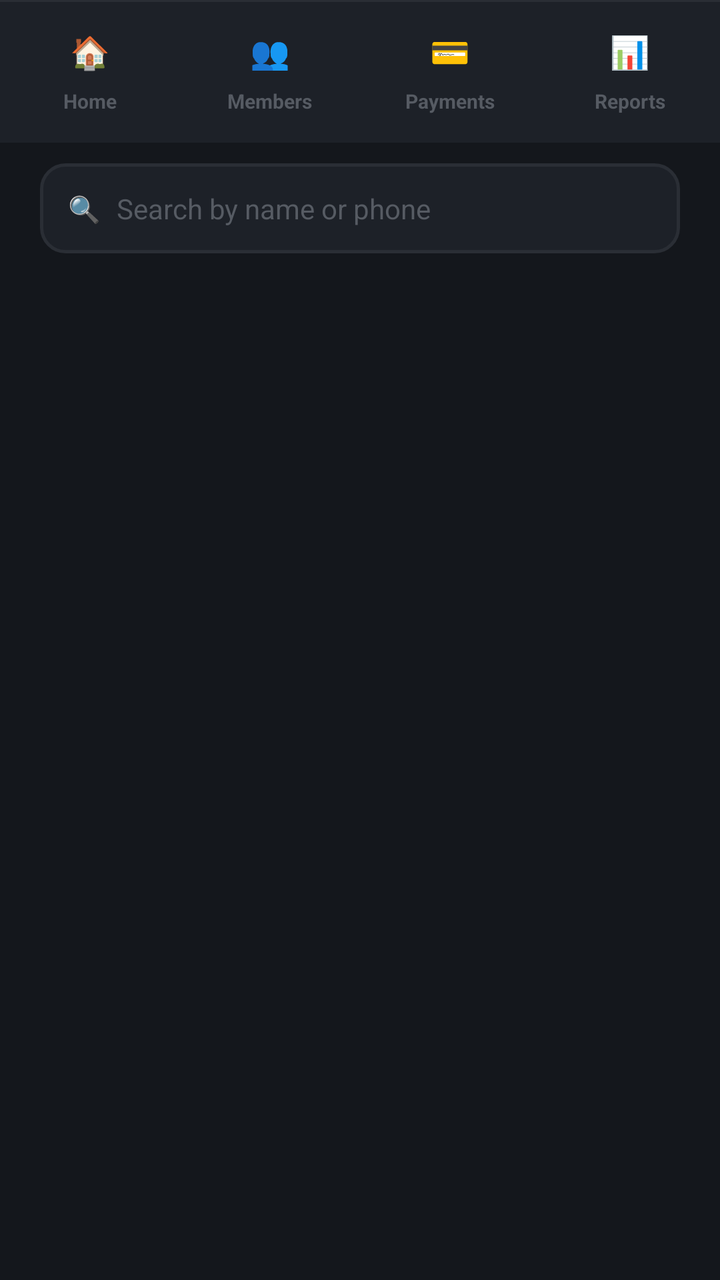
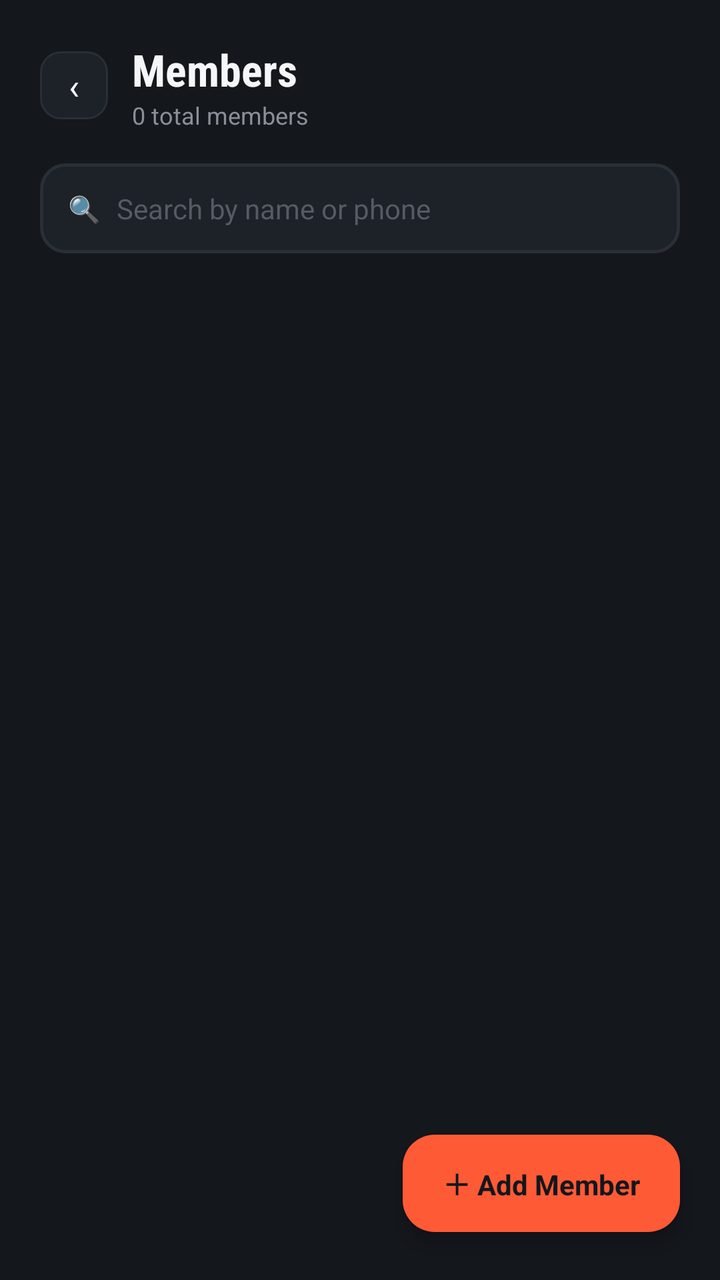

Before-and-after screenshots of an Android layout around one commit, followed by the original layout XML and the change that was made.
<!-- AndroidManifest.xml: application theme Theme.GymMembershipSystem -->
<!-- res/layout/activity_member_list.xml -->
<?xml version="1.0" encoding="utf-8"?>
<androidx.constraintlayout.widget.ConstraintLayout
    xmlns:android="http://schemas.android.com/apk/res/android"
    xmlns:app="http://schemas.android.com/apk/res-auto"
    android:layout_width="match_parent"
    android:layout_height="match_parent"
    android:background="@color/bg_dark">

    <LinearLayout
        android:id="@+id/headerGroup"
        android:layout_width="0dp"
        android:layout_height="wrap_content"
        android:orientation="vertical"
        android:padding="20dp"
        android:paddingTop="50dp"
        app:layout_constraintStart_toStartOf="parent"
        app:layout_constraintEnd_toEndOf="parent"
        app:layout_constraintTop_toTopOf="parent">

        <LinearLayout
            android:layout_width="match_parent"
            android:layout_height="wrap_content"
            android:orientation="horizontal"
            android:gravity="center_vertical"
            android:layout_marginBottom="16dp">

            <TextView
                android:id="@+id/btnBack"
                android:layout_width="34dp"
                android:layout_height="34dp"
                android:background="@drawable/bg_back_chip"
                android:gravity="center"
                android:text="‹"
                android:textColor="@color/text_primary"
                android:textSize="18sp"
                android:clickable="true"
                android:focusable="true" />

            <LinearLayout
                android:layout_width="0dp"
                android:layout_height="wrap_content"
                android:layout_weight="1"
                android:orientation="vertical"
                android:layout_marginStart="12dp">

                <TextView
                    android:layout_width="wrap_content"
                    android:layout_height="wrap_content"
                    android:text="Members"
                    android:textColor="@color/text_primary"
                    android:textSize="22sp"
                    android:fontFamily="sans-serif-condensed"
                    android:textStyle="bold" />

                <TextView
                    android:id="@+id/tvMemberCount"
                    android:layout_width="wrap_content"
                    android:layout_height="wrap_content"
                    android:text="0 total members"
                    android:textColor="@color/text_secondary"
                    android:textSize="12sp" />

            </LinearLayout>

        </LinearLayout>

        <LinearLayout
            android:layout_width="match_parent"
            android:layout_height="wrap_content"
            android:orientation="horizontal"
            android:gravity="center_vertical"
            android:background="@drawable/bg_search_box"
            android:paddingStart="14dp"
            android:paddingEnd="14dp">

            <TextView
                android:layout_width="wrap_content"
                android:layout_height="wrap_content"
                android:text="🔍"
                android:textSize="13sp"
                android:layout_marginEnd="8dp" />

            <EditText
                android:id="@+id/editSearch"
                android:layout_width="0dp"
                android:layout_height="wrap_content"
                android:layout_weight="1"
                android:background="@android:color/transparent"
                android:hint="Search by name or phone"
                android:inputType="text"
                android:paddingTop="13dp"
                android:paddingBottom="13dp"
                android:textColor="@color/text_primary"
                android:textColorHint="@color/text_muted"
                android:textSize="14sp" />

        </LinearLayout>

    </LinearLayout>

    <include
        android:id="@+id/bottomNavInclude"
        layout="@layout/layout_bottom_nav"
        app:layout_constraintStart_toStartOf="parent"
        app:layout_constraintEnd_toEndOf="parent"
        app:layout_constraintBottom_toBottomOf="parent" />

    <androidx.recyclerview.widget.RecyclerView
        android:id="@+id/recyclerMembers"
        android:layout_width="0dp"
        android:layout_height="0dp"
        android:paddingStart="20dp"
        android:paddingEnd="20dp"
        android:paddingBottom="90dp"
        android:clipToPadding="false"
        app:layout_constraintStart_toStartOf="parent"
        app:layout_constraintEnd_toEndOf="parent"
        app:layout_constraintTop_toBottomOf="@id/headerGroup"
        app:layout_constraintBottom_toTopOf="@id/bottomNavInclude" />

    <TextView
        android:id="@+id/tvEmpty"
        android:layout_width="wrap_content"
        android:layout_height="wrap_content"
        android:text="No members found.\nTap + to add one."
        android:textAlignment="center"
        android:textColor="@color/text_muted"
        android:textSize="13sp"
        android:visibility="gone"
        app:layout_constraintStart_toStartOf="parent"
        app:layout_constraintEnd_toEndOf="parent"
        app:layout_constraintTop_toBottomOf="@id/headerGroup"
        app:layout_constraintBottom_toTopOf="@id/bottomNavInclude"
        app:layout_constraintVertical_bias="0.3" />

    <LinearLayout
        android:id="@+id/btnAddMember"
        android:layout_width="wrap_content"
        android:layout_height="wrap_content"
        android:orientation="horizontal"
        android:gravity="center"
        android:background="@drawable/bg_fab"
        android:paddingStart="20dp"
        android:paddingEnd="20dp"
        android:paddingTop="14dp"
        android:paddingBottom="14dp"
        android:elevation="6dp"
        android:clickable="true"
        android:focusable="true"
        app:layout_constraintEnd_toEndOf="parent"
        app:layout_constraintBottom_toTopOf="@id/bottomNavInclude"
        android:layout_marginEnd="20dp"
        android:layout_marginBottom="16dp">

        <TextView
            android:layout_width="wrap_content"
            android:layout_height="wrap_content"
            android:text="＋ Add Member"
            android:textColor="@color/bg_dark"
            android:textSize="14sp"
            android:textStyle="bold" />

    </LinearLayout>

</androidx.constraintlayout.widget.ConstraintLayout>
<!-- res/layout/layout_bottom_nav.xml (included above) -->
<?xml version="1.0" encoding="utf-8"?>
<LinearLayout xmlns:android="http://schemas.android.com/apk/res/android"
    android:layout_width="match_parent"
    android:layout_height="wrap_content"
    android:orientation="vertical">

    <View
        android:layout_width="match_parent"
        android:layout_height="1dp"
        android:background="@color/border_dark" />

    <LinearLayout
        android:layout_width="match_parent"
        android:layout_height="wrap_content"
        android:orientation="horizontal"
        android:background="@color/surface_dark"
        android:paddingTop="10dp"
        android:paddingBottom="14dp">

        <LinearLayout
            android:id="@+id/navHome"
            android:layout_width="0dp"
            android:layout_height="wrap_content"
            android:layout_weight="1"
            android:orientation="vertical"
            android:gravity="center"
            android:clickable="true"
            android:focusable="true">

            <TextView
                android:id="@+id/iconWrapHome"
                android:layout_width="wrap_content"
                android:layout_height="wrap_content"
                android:paddingStart="14dp"
                android:paddingEnd="14dp"
                android:paddingTop="4dp"
                android:paddingBottom="4dp"
                android:text="🏠"
                android:textSize="16sp"
                android:gravity="center" />

            <TextView
                android:id="@+id/labelHome"
                android:layout_width="wrap_content"
                android:layout_height="wrap_content"
                android:layout_marginTop="3dp"
                android:text="Home"
                android:textColor="@color/text_muted"
                android:textSize="10sp"
                android:textStyle="bold" />

        </LinearLayout>

        <LinearLayout
            android:id="@+id/navMembers"
            android:layout_width="0dp"
            android:layout_height="wrap_content"
            android:layout_weight="1"
            android:orientation="vertical"
            android:gravity="center"
            android:clickable="true"
            android:focusable="true">

            <TextView
                android:id="@+id/iconWrapMembers"
                android:layout_width="wrap_content"
                android:layout_height="wrap_content"
                android:paddingStart="14dp"
                android:paddingEnd="14dp"
                android:paddingTop="4dp"
                android:paddingBottom="4dp"
                android:text="👥"
                android:textSize="16sp"
                android:gravity="center" />

            <TextView
                android:id="@+id/labelMembers"
                android:layout_width="wrap_content"
                android:layout_height="wrap_content"
                android:layout_marginTop="3dp"
                android:text="Members"
                android:textColor="@color/text_muted"
                android:textSize="10sp"
                android:textStyle="bold" />

        </LinearLayout>

        <LinearLayout
            android:id="@+id/navPayments"
            android:layout_width="0dp"
            android:layout_height="wrap_content"
            android:layout_weight="1"
            android:orientation="vertical"
            android:gravity="center"
            android:clickable="true"
            android:focusable="true">

            <TextView
                android:id="@+id/iconWrapPayments"
                android:layout_width="wrap_content"
                android:layout_height="wrap_content"
                android:paddingStart="14dp"
                android:paddingEnd="14dp"
                android:paddingTop="4dp"
                android:paddingBottom="4dp"
                android:text="💳"
                android:textSize="16sp"
                android:gravity="center" />

            <TextView
                android:id="@+id/labelPayments"
                android:layout_width="wrap_content"
                android:layout_height="wrap_content"
                android:layout_marginTop="3dp"
                android:text="Payments"
                android:textColor="@color/text_muted"
                android:textSize="10sp"
                android:textStyle="bold" />

        </LinearLayout>

        <LinearLayout
            android:id="@+id/navReports"
            android:layout_width="0dp"
            android:layout_height="wrap_content"
            android:layout_weight="1"
            android:orientation="vertical"
            android:gravity="center"
            android:clickable="true"
            android:focusable="true">

            <TextView
                android:id="@+id/iconWrapReports"
                android:layout_width="wrap_content"
                android:layout_height="wrap_content"
                android:paddingStart="14dp"
                android:paddingEnd="14dp"
                android:paddingTop="4dp"
                android:paddingBottom="4dp"
                android:text="📊"
                android:textSize="16sp"
                android:gravity="center" />

            <TextView
                android:id="@+id/labelReports"
                android:layout_width="wrap_content"
                android:layout_height="wrap_content"
                android:layout_marginTop="3dp"
                android:text="Reports"
                android:textColor="@color/text_muted"
                android:textSize="10sp"
                android:textStyle="bold" />

        </LinearLayout>

    </LinearLayout>

</LinearLayout>
<!-- resources referenced by this layout -->
<resources>
  <color name="bg_dark">#14171C</color>
  <color name="border_dark">#2A2E35</color>
  <color name="surface_dark">#1D2128</color>
  <color name="text_muted">#565B63</color>
  <color name="text_primary">#F5F6F7</color>
  <color name="text_secondary">#8A8F98</color>
  <!-- drawable bg_back_chip (drawable) -->
  <?xml version="1.0" encoding="utf-8"?>
  <shape xmlns:android="http://schemas.android.com/apk/res/android" android:shape="rectangle">
      <solid android:color="@color/surface_dark" />
      <stroke android:width="1dp" android:color="@color/border_dark" />
      <corners android:radius="10dp" />
  </shape>
  <!-- drawable bg_fab (drawable) -->
  <?xml version="1.0" encoding="utf-8"?>
  <shape xmlns:android="http://schemas.android.com/apk/res/android" android:shape="rectangle">
      <solid android:color="@color/accent_orange" />
      <corners android:radius="16dp" />
  </shape>
  <!-- drawable bg_search_box (drawable) -->
  <?xml version="1.0" encoding="utf-8"?>
  <shape xmlns:android="http://schemas.android.com/apk/res/android" android:shape="rectangle">
      <solid android:color="@color/surface_dark" />
      <stroke android:width="1.5dp" android:color="@color/border_dark" />
      <corners android:radius="12dp" />
  </shape>
  <style name="Theme.GymMembershipSystem" parent="Base.Theme.GymMembershipSystem" />
  <color name="accent_orange">#FF5A36</color>
  <style name="Base.Theme.GymMembershipSystem" parent="Theme.Material3.DayNight.NoActionBar">
          
          
      </style>
</resources>

<!-- the commit's change to res/layout/activity_member_list.xml (unified diff, before → after) -->
@@ -98,13 +98,6 @@
 
     </LinearLayout>
 
-    <include
-        android:id="@+id/bottomNavInclude"
-        layout="@layout/layout_bottom_nav"
-        app:layout_constraintStart_toStartOf="parent"
-        app:layout_constraintEnd_toEndOf="parent"
-        app:layout_constraintBottom_toBottomOf="parent" />
-
     <androidx.recyclerview.widget.RecyclerView
         android:id="@+id/recyclerMembers"
         android:layout_width="0dp"
@@ -116,7 +109,7 @@
         app:layout_constraintStart_toStartOf="parent"
         app:layout_constraintEnd_toEndOf="parent"
         app:layout_constraintTop_toBottomOf="@id/headerGroup"
-        app:layout_constraintBottom_toTopOf="@id/bottomNavInclude" />
+        app:layout_constraintBottom_toBottomOf="parent" />
 
     <TextView
         android:id="@+id/tvEmpty"
@@ -130,7 +123,7 @@
         app:layout_constraintStart_toStartOf="parent"
         app:layout_constraintEnd_toEndOf="parent"
         app:layout_constraintTop_toBottomOf="@id/headerGroup"
-        app:layout_constraintBottom_toTopOf="@id/bottomNavInclude"
+        app:layout_constraintBottom_toBottomOf="parent"
         app:layout_constraintVertical_bias="0.3" />
 
     <LinearLayout
@@ -148,9 +141,9 @@
         android:clickable="true"
         android:focusable="true"
         app:layout_constraintEnd_toEndOf="parent"
-        app:layout_constraintBottom_toTopOf="@id/bottomNavInclude"
+        app:layout_constraintBottom_toBottomOf="parent"
         android:layout_marginEnd="20dp"
-        android:layout_marginBottom="16dp">
+        android:layout_marginBottom="24dp">
 
         <TextView
             android:layout_width="wrap_content"
@@ -163,162 +156,3 @@
     </LinearLayout>
 
 </androidx.constraintlayout.widget.ConstraintLayout>
-<!-- res/layout/layout_bottom_nav.xml (included above) -->
-<?xml version="1.0" encoding="utf-8"?>
-<LinearLayout xmlns:android="http://schemas.android.com/apk/res/android"
-    android:layout_width="match_parent"
-    android:layout_height="wrap_content"
-    android:orientation="vertical">
-
-    <View
-        android:layout_width="match_parent"
-        android:layout_height="1dp"
-        android:background="@color/border_dark" />
-
-    <LinearLayout
-        android:layout_width="match_parent"
-        android:layout_height="wrap_content"
-        android:orientation="horizontal"
-        android:background="@color/surface_dark"
-        android:paddingTop="10dp"
-        android:paddingBottom="14dp">
-
-        <LinearLayout
-            android:id="@+id/navHome"
-            android:layout_width="0dp"
-            android:layout_height="wrap_content"
-            android:layout_weight="1"
-            android:orientation="vertical"
-            android:gravity="center"
-            android:clickable="true"
-            android:focusable="true">
-
-            <TextView
-                android:id="@+id/iconWrapHome"
-                android:layout_width="wrap_content"
-                android:layout_height="wrap_content"
-                android:paddingStart="14dp"
-                android:paddingEnd="14dp"
-                android:paddingTop="4dp"
-                android:paddingBottom="4dp"
-                android:text="🏠"
-                android:textSize="16sp"
-                android:gravity="center" />
-
-            <TextView
-                android:id="@+id/labelHome"
-                android:layout_width="wrap_content"
-                android:layout_height="wrap_content"
-                android:layout_marginTop="3dp"
-                android:text="Home"
-                android:textColor="@color/text_muted"
-                android:textSize="10sp"
-                android:textStyle="bold" />
-
-        </LinearLayout>
-
-        <LinearLayout
-            android:id="@+id/navMembers"
-            android:layout_width="0dp"
-            android:layout_height="wrap_content"
-            android:layout_weight="1"
-            android:orientation="vertical"
-            android:gravity="center"
-            android:clickable="true"
-            android:focusable="true">
-
-            <TextView
-                android:id="@+id/iconWrapMembers"
-                android:layout_width="wrap_content"
-                android:layout_height="wrap_content"
-                android:paddingStart="14dp"
-                android:paddingEnd="14dp"
-                android:paddingTop="4dp"
-                android:paddingBottom="4dp"
-                android:text="👥"
-                android:textSize="16sp"
-                android:gravity="center" />
-
-            <TextView
-                android:id="@+id/labelMembers"
-                android:layout_width="wrap_content"
-                android:layout_height="wrap_content"
-                android:layout_marginTop="3dp"
-                android:text="Members"
-                android:textColor="@color/text_muted"
-                android:textSize="10sp"
-                android:textStyle="bold" />
-
-        </LinearLayout>
-
-        <LinearLayout
-            android:id="@+id/navPayments"
-            android:layout_width="0dp"
-            android:layout_height="wrap_content"
-            android:layout_weight="1"
-            android:orientation="vertical"
-            android:gravity="center"
-            android:clickable="true"
-            android:focusable="true">
-
-            <TextView
-                android:id="@+id/iconWrapPayments"
-                android:layout_width="wrap_content"
-                android:layout_height="wrap_content"
-                android:paddingStart="14dp"
-                android:paddingEnd="14dp"
-                android:paddingTop="4dp"
-                android:paddingBottom="4dp"
-                android:text="💳"
-                android:textSize="16sp"
-                android:gravity="center" />
-
-            <TextView
-                android:id="@+id/labelPayments"
-                android:layout_width="wrap_content"
-                android:layout_height="wrap_content"
-                android:layout_marginTop="3dp"
-                android:text="Payments"
-                android:textColor="@color/text_muted"
-                android:textSize="10sp"
-                android:textStyle="bold" />
-
-        </LinearLayout>
-
-        <LinearLayout
-            android:id="@+id/navReports"
-            android:layout_width="0dp"
-            android:layout_height="wrap_content"
-            android:layout_weight="1"
-            android:orientation="vertical"
-            android:gravity="center"
-            android:clickable="true"
-            android:focusable="true">
-
-            <TextView
-                android:id="@+id/iconWrapReports"
-                android:layout_width="wrap_content"
-                android:layout_height="wrap_content"
-                android:paddingStart="14dp"
-                android:paddingEnd="14dp"
-                android:paddingTop="4dp"
-                android:paddingBottom="4dp"
-                android:text="📊"
-                android:textSize="16sp"
-                android:gravity="center" />
-
-            <TextView
-                android:id="@+id/labelReports"
-                android:layout_width="wrap_content"
-                android:layout_height="wrap_content"
-                android:layout_marginTop="3dp"
-                android:text="Reports"
-                android:textColor="@color/text_muted"
-                android:textSize="10sp"
-                android:textStyle="bold" />
-
-        </LinearLayout>
-
-    </LinearLayout>
-
-</LinearLayout>
<!-- resource entries referenced after the edit -->
@@ -1,8 +1,6 @@
 <!-- resources referenced by this layout -->
 <resources>
   <color name="bg_dark">#14171C</color>
-  <color name="border_dark">#2A2E35</color>
-  <color name="surface_dark">#1D2128</color>
   <color name="text_muted">#565B63</color>
   <color name="text_primary">#F5F6F7</color>
   <color name="text_secondary">#8A8F98</color>
@@ -27,6 +25,8 @@
       <corners android:radius="12dp" />
   </shape>
   <style name="Theme.GymMembershipSystem" parent="Base.Theme.GymMembershipSystem" />
+  <color name="surface_dark">#1D2128</color>
+  <color name="border_dark">#2A2E35</color>
   <color name="accent_orange">#FF5A36</color>
   <style name="Base.Theme.GymMembershipSystem" parent="Theme.Material3.DayNight.NoActionBar">
           
